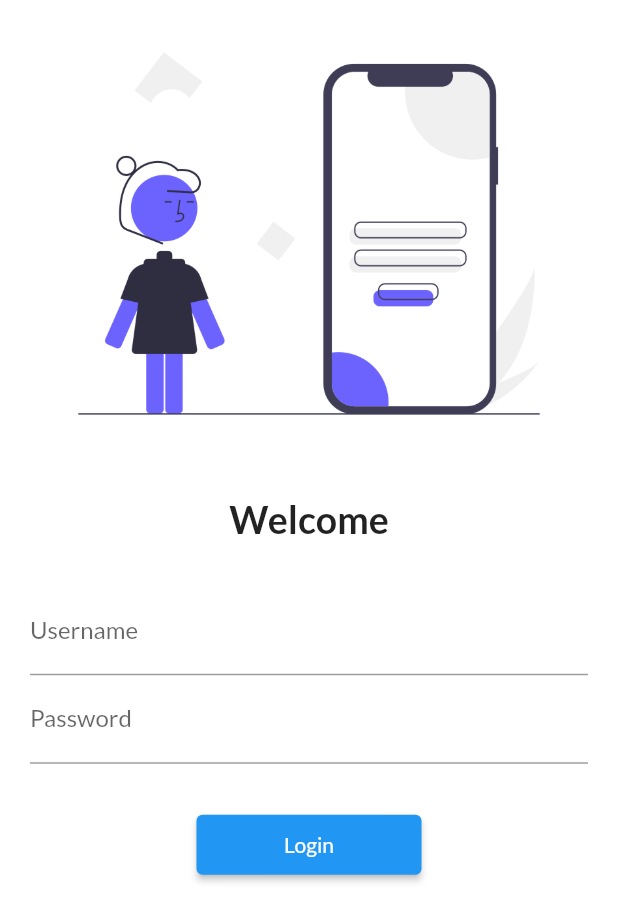
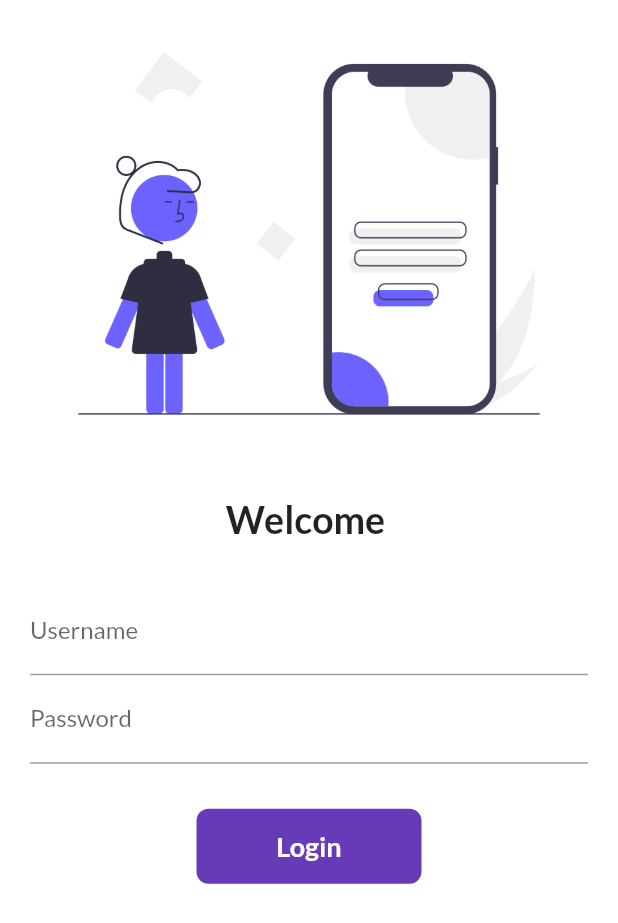
Before and after one commit to bhautik979/flutter_catalog, a Flutter app: the screen it shows after launch, on a phone screen of 412 x 824 dp. Shown: the top 923 px of the screen. Run offline on Flutter 3.47's test engine with Material 2 defaults, Android fonts, the phone set to English and light mode, and no system bars; our stand-ins replace google_fonts.

Commit message:
Day 6 complate

```diff
--- a/lib/Pages/login_page.dart
+++ b/lib/Pages/login_page.dart
@@ -2,9 +2,16 @@ import 'package:flutter/material.dart';
 import 'package:flutter_catalog/utils/routes.dart';
 import 'package:google_fonts/google_fonts.dart';
 
-class LoginPage extends StatelessWidget {
+class LoginPage extends StatefulWidget {
   const LoginPage({super.key});
 
+  @override
+  State<LoginPage> createState() => _LoginPageState();
+}
+
+class _LoginPageState extends State<LoginPage> {
+  String name = "";
+  bool changeButton = false;
   @override
   Widget build(BuildContext context) {
     return Material(
@@ -15,8 +22,8 @@ class LoginPage extends StatelessWidget {
             const SizedBox(
               height: 20.0,
             ),
-            Text("Welcome",
-                style: TextStyle(
+            Text("Welcome $name",
+                style: const TextStyle(
                   fontSize: 25,
                   fontWeight: FontWeight.bold,
                 )),
@@ -28,9 +35,14 @@ class LoginPage extends StatelessWidget {
               child: Column(
                 children: [
                   TextFormField(
-                      decoration: InputDecoration(
-                    labelText: "Username",
-                  )),
+                    decoration: const InputDecoration(
+                      labelText: "Username",
+                    ),
+                    onChanged: (value) {
+                      name = value;
+                      setState(() {});
+                    },
+                  ),
                   TextFormField(
                     obscureText: true,
                     decoration: const InputDecoration(
@@ -40,16 +52,49 @@ class LoginPage extends StatelessWidget {
                 ],
               ),
             ),
-            SizedBox(
+            const SizedBox(
               height: 20.0,
             ),
-            ElevatedButton(
-              child: Text("Login"),
-              style: TextButton.styleFrom(minimumSize: Size(150, 40)),
-              onPressed: () {
+
+            InkWell(
+              onTap: () async {
+                setState(() {
+                  changeButton = true;
+                });
+                 await Future.delayed(Duration(seconds: 1));
                 Navigator.pushNamed(context, MyRoutes.homeroute);
               },
+              child: AnimatedContainer(
+                duration: Duration(seconds: 1),
+                height: 50,
+                width: changeButton ? 50 : 150,
+                alignment: Alignment.center,
+                child: changeButton
+                    ? Icon(
+                        Icons.done,
+                        color: Colors.white,
+                      )
+                    : Text(
+                        "Login",
+                        style: TextStyle(
+                            color: Colors.white,
+                            fontWeight: FontWeight.bold,
+                            fontSize: 18),
+                      ),
+                decoration: BoxDecoration(
+                  color: Colors.deepPurple,
+                  // shape: changeButton? BoxShape.circle:BoxShape.rectangle
+                  borderRadius: BorderRadius.circular(changeButton ? 50 : 8),
+                ),
+              ),
             ),
+            // ElevatedButton(
+            //   child: Text("Login"),
+            //   style: TextButton.styleFrom(minimumSize: Size(150, 40)),
+            //   onPressed: () {
+            //     Navigator.pushNamed(context, MyRoutes.homeroute);
+            //   },
+            // ),
           ],
         ));
   }
```
